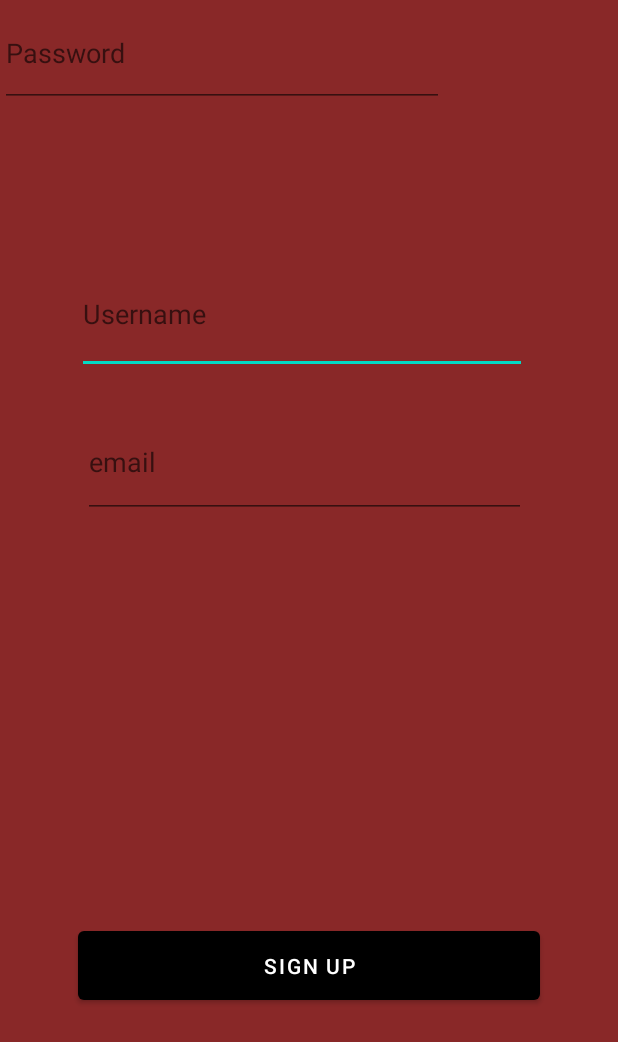
After one commit to lanamatic/android-project, an Android app: the layout activity_signup.xml on its own in the app's theme, with its tools: preview values and no code run, on a phone screen of 412 x 824 dp. The commit adds this screen. Shown: the top 1042 px of the screen. Run offline under Robolectric (Android 15) with nearby library versions, the phone set to English and light mode, and no system bars.

Commit message:
signup fragment

```diff
--- /dev/null
+++ b/app/src/main/res/layout/activity_signup.xml
@@ -0,0 +1,70 @@
+<?xml version="1.0" encoding="utf-8"?>
+<androidx.constraintlayout.widget.ConstraintLayout xmlns:android="http://schemas.android.com/apk/res/android"
+    xmlns:app="http://schemas.android.com/apk/res-auto"
+    xmlns:tools="http://schemas.android.com/tools"
+    android:id="@+id/fragment"
+    android:layout_width="match_parent"
+    android:layout_height="match_parent"
+    android:background="@color/black"
+    android:backgroundTint="#892828">
+
+    <Button
+        android:id="@+id/button2"
+        android:layout_width="308dp"
+        android:layout_height="58dp"
+        android:layout_marginStart="171dp"
+        android:layout_marginTop="581dp"
+        android:layout_marginEnd="146dp"
+        android:layout_marginBottom="102dp"
+        android:text="Sign Up"
+        app:layout_constraintBottom_toBottomOf="parent"
+        app:layout_constraintEnd_toEndOf="parent"
+        app:layout_constraintHorizontal_bias="0.56"
+        app:layout_constraintStart_toStartOf="parent"
+        app:layout_constraintTop_toTopOf="parent"
+        app:layout_constraintVertical_bias="0.4" />
+
+    <EditText
+        android:id="@+id/editTextText"
+        android:layout_width="300dp"
+        android:layout_height="80dp"
+        android:layout_marginStart="51dp"
+        android:layout_marginTop="169dp"
+        android:layout_marginEnd="151dp"
+        android:layout_marginBottom="363dp"
+        android:ems="10"
+        android:hint="Username"
+        android:inputType="text"
+        app:layout_constraintBottom_toTopOf="@+id/button2"
+        app:layout_constraintEnd_toEndOf="parent"
+        app:layout_constraintHorizontal_bias="0.0"
+        app:layout_constraintStart_toStartOf="parent"
+        app:layout_constraintTop_toTopOf="parent"
+        app:layout_constraintVertical_bias="0.0" />
+
+    <EditText
+        android:id="@+id/editTextTextEmailAddress"
+        android:layout_width="295dp"
+        android:layout_height="74dp"
+        android:layout_marginStart="53dp"
+        android:layout_marginTop="28dp"
+        android:layout_marginEnd="59dp"
+        android:layout_marginBottom="275dp"
+        android:ems="10"
+        android:hint="email"
+        android:inputType="textEmailAddress"
+        app:layout_constraintBottom_toTopOf="@+id/button2"
+        app:layout_constraintEnd_toEndOf="parent"
+        app:layout_constraintStart_toStartOf="parent"
+        app:layout_constraintTop_toBottomOf="@+id/editTextText" />
+
+    <EditText
+        android:id="@+id/editTextTextPassword"
+        android:layout_width="296dp"
+        android:layout_height="71dp"
+        android:ems="10"
+        android:hint="Password"
+        android:inputType="textPassword"
+        tools:layout_editor_absoluteX="57dp"
+        tools:layout_editor_absoluteY="398dp" />
+</androidx.constraintlayout.widget.ConstraintLayout>
--- a/app/src/main/res/values/colors.xml
+++ b/app/src/main/res/values/colors.xml
@@ -1,10 +1,10 @@
 <?xml version="1.0" encoding="utf-8"?>
 <resources>
+    <color name="black">#FF000000</color>
     <color name="purple_200">#FFBB86FC</color>
     <color name="purple_500">#FF6200EE</color>
     <color name="purple_700">#FF3700B3</color>
     <color name="teal_200">#FF03DAC5</color>
     <color name="teal_700">#FF018786</color>
-    <color name="black">#FF000000</color>
     <color name="white">#FFFFFFFF</color>
 </resources>
--- a/app/src/main/res/values/themes.xml
+++ b/app/src/main/res/values/themes.xml
@@ -2,8 +2,8 @@
     <!-- Base application theme. -->
     <style name="Theme.MyApplicationProjekat" parent="Theme.MaterialComponents.DayNight.DarkActionBar">
         <!-- Primary brand color. -->
-        <item name="colorPrimary">@color/purple_500</item>
-        <item name="colorPrimaryVariant">@color/purple_700</item>
+        <item name="colorPrimary">@color/black</item>
+        <item name="colorPrimaryVariant">@color/black</item>
         <item name="colorOnPrimary">@color/white</item>
         <!-- Secondary brand color. -->
         <item name="colorSecondary">@color/teal_200</item>
```
Also changed, not shown: 1 other file.
